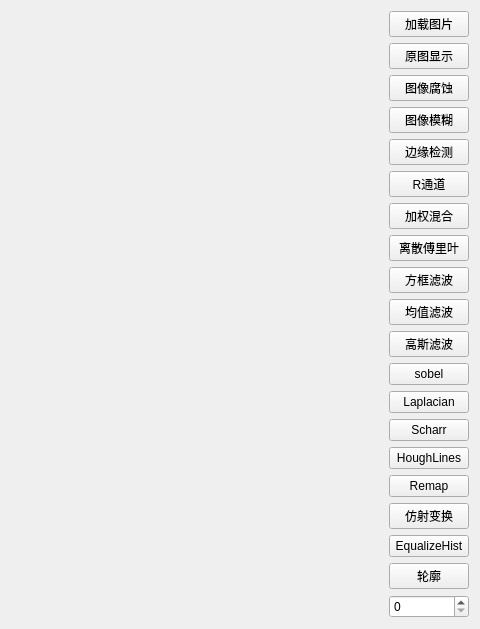
The window that PictureFactory/PictureEditor.ui (fruh1ing/PictureFactory) describes before a commit, drawn with Qt 5; both pictures show x 353 to 833 and y 0 to 629 of the 833 by 629 pixel window.
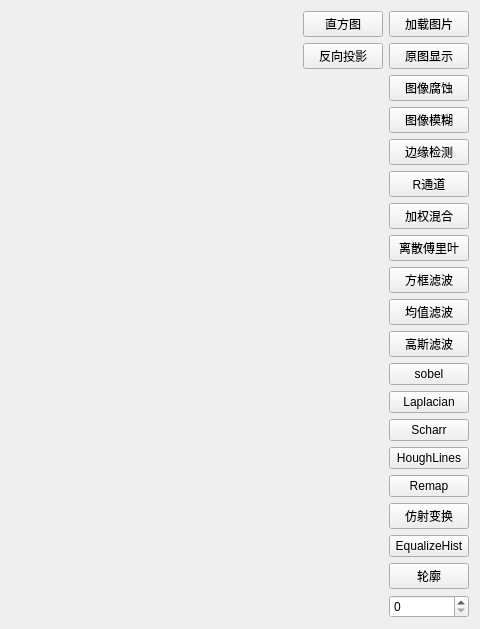
The same window after the commit.

```diff
--- a/PictureFactory/PictureEditor.ui
+++ b/PictureFactory/PictureEditor.ui
@@ -13,7 +13,7 @@
   <property name="windowTitle">
    <string>PictureEditor</string>
   </property>
-  <layout class="QHBoxLayout" name="horizontalLayout" stretch="1,0">
+  <layout class="QHBoxLayout" name="horizontalLayout" stretch="1,0,0">
    <item>
     <layout class="QVBoxLayout" name="verticalLayout_3">
      <item>
@@ -35,6 +35,37 @@
      </item>
     </layout>
    </item>
+   <item>
+    <layout class="QVBoxLayout" name="verticalLayout_2">
+     <item>
+      <widget class="QPushButton" name="pushButton_2">
+       <property name="text">
+        <string>直方图</string>
+       </property>
+      </widget>
+     </item>
+     <item>
+      <widget class="QPushButton" name="pushButton_bp">
+       <property name="text">
+        <string>反向投影</string>
+       </property>
+      </widget>
+     </item>
+     <item>
+      <spacer name="verticalSpacer_2">
+       <property name="orientation">
+        <enum>Qt::Vertical</enum>
+       </property>
+       <property name="sizeHint" stdset="0">
+        <size>
+         <width>20</width>
+         <height>40</height>
+        </size>
+       </property>
+      </spacer>
+     </item>
+    </layout>
+   </item>
    <item>
     <layout class="QVBoxLayout" name="verticalLayout">
      <item>
```
